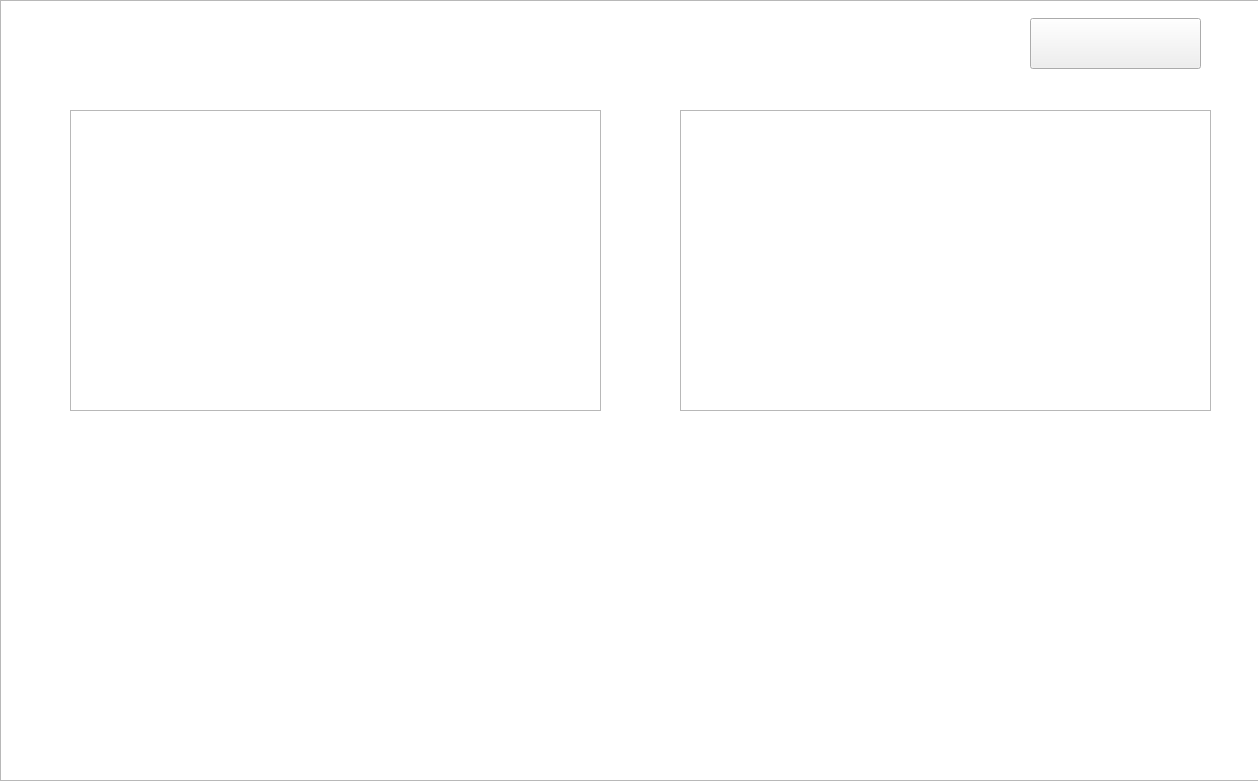
Qt form ui/resize_trainer.ui (Algostu/chungyo) before a commit.
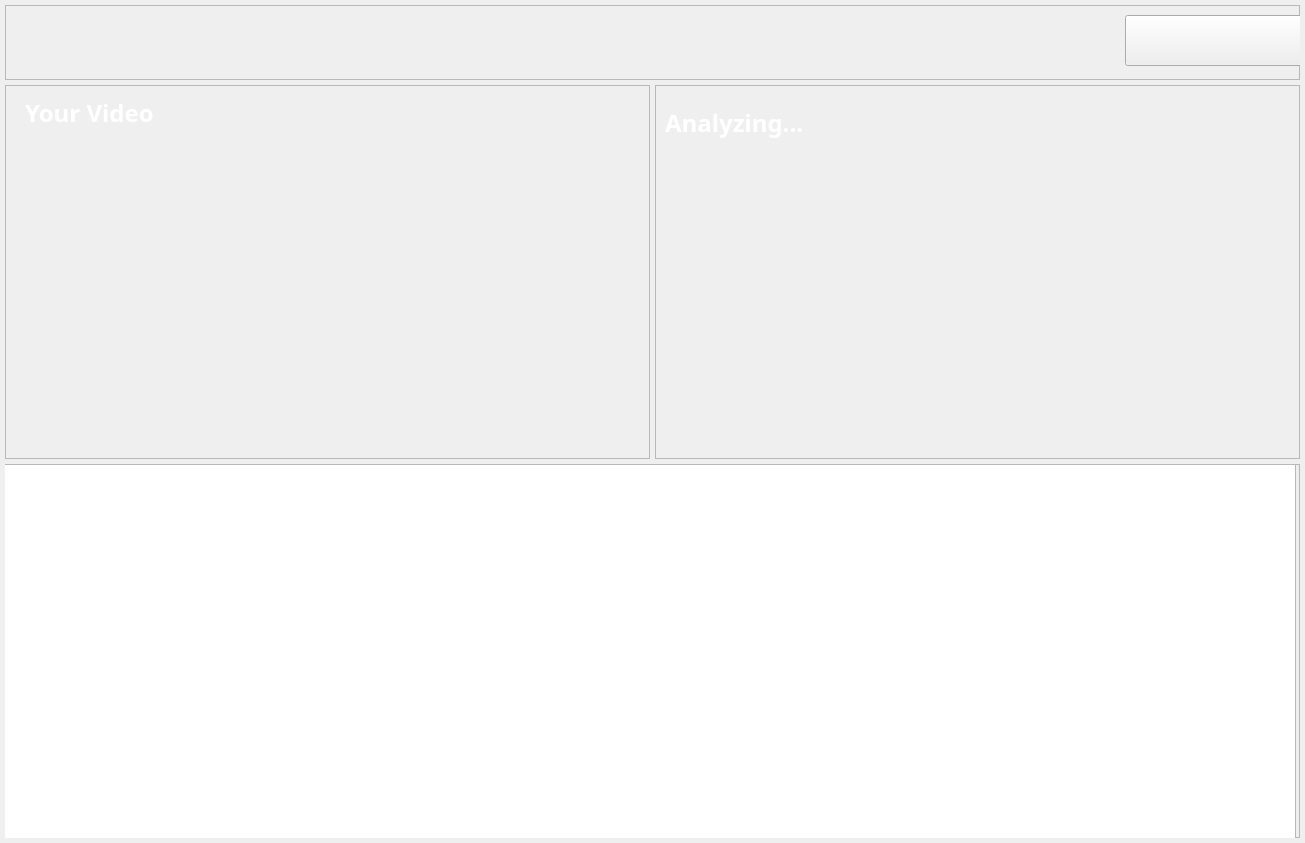
The same form after that commit. Icons and pictures are not drawn.

What changed in the file:
```diff
--- a/ui/resize_trainer.ui
+++ b/ui/resize_trainer.ui
@@ -6,8 +6,8 @@
    <rect>
     <x>0</x>
     <y>0</y>
-    <width>1258</width>
-    <height>781</height>
+    <width>1305</width>
+    <height>843</height>
    </rect>
   </property>
   <property name="windowTitle">
@@ -17,12 +17,36 @@
    <string notr="true"># background-image: url(:/overall/image/back.png);</string>
   </property>
   <widget class="QWidget" name="centralwidget">
+   <layout class="QGridLayout" name="gridLayout" rowstretch="1,5,5">
+    <property name="leftMargin">
+     <number>5</number>
+    </property>
+    <property name="topMargin">
+     <number>5</number>
+    </property>
+    <property name="rightMargin">
+     <number>5</number>
+    </property>
+    <property name="bottomMargin">
+     <number>5</number>
+    </property>
+    <property name="spacing">
+     <number>5</number>
+    </property>
+    <item row="0" column="0" colspan="2">
+     <widget class="QFrame" name="frame_4">
+      <property name="frameShape">
+       <enum>QFrame::StyledPanel</enum>
+      </property>
+      <property name="frameShadow">
+       <enum>QFrame::Raised</enum>
+      </property>
    <widget class="QLabel" name="label">
     <property name="geometry">
      <rect>
-      <x>61</x>
-      <y>19</y>
-      <width>361</width>
+         <x>20</x>
+         <y>10</y>
+         <width>331</width>
       <height>37</height>
      </rect>
     </property>
@@ -34,47 +58,39 @@
      <string/>
     </property>
    </widget>
-   <widget class="QLabel" name="label_2">
+      <widget class="QPushButton" name="home">
     <property name="geometry">
      <rect>
-      <x>61</x>
-      <y>67</y>
-      <width>555</width>
-      <height>364</height>
+         <x>1120</x>
+         <y>10</y>
+         <width>181</width>
+         <height>51</height>
      </rect>
     </property>
     <property name="styleSheet">
-     <string notr="true">border-image: url(:/overall/image/gray_rectangle.png);
-</string>
+        <string notr="true">border-image: url(:/overall/image/home.png);</string>
     </property>
     <property name="text">
      <string/>
     </property>
    </widget>
-   <widget class="QLabel" name="label_3">
-    <property name="geometry">
-     <rect>
-      <x>668</x>
-      <y>70</y>
-      <width>554</width>
-      <height>361</height>
-     </rect>
-    </property>
-    <property name="styleSheet">
-     <string notr="true">border-image: url(:/overall/image/gray_rectangle.png);
-</string>
-    </property>
-    <property name="text">
-     <string/>
-    </property>
-   </widget>
-   <widget class="QLabel" name="label_4">
+     </widget>
+    </item>
+    <item row="1" column="0">
+     <widget class="QFrame" name="frame">
+      <property name="frameShape">
+       <enum>QFrame::StyledPanel</enum>
+      </property>
+      <property name="frameShadow">
+       <enum>QFrame::Raised</enum>
+      </property>
+      <widget class="QLabel" name="origin">
     <property name="geometry">
      <rect>
-      <x>60</x>
-      <y>450</y>
-      <width>1161</width>
-      <height>321</height>
+         <x>0</x>
+         <y>0</y>
+         <width>640</width>
+         <height>360</height>
      </rect>
     </property>
     <property name="styleSheet">
@@ -88,8 +104,8 @@
    <widget class="QLabel" name="label_7">
     <property name="geometry">
      <rect>
-      <x>90</x>
-      <y>80</y>
+         <x>20</x>
+         <y>10</y>
       <width>151</width>
       <height>36</height>
      </rect>
@@ -109,12 +125,39 @@
      <string>Your Video</string>
     </property>
    </widget>
+     </widget>
+    </item>
+    <item row="1" column="1">
+     <widget class="QFrame" name="frame_2">
+      <property name="frameShape">
+       <enum>QFrame::StyledPanel</enum>
+      </property>
+      <property name="frameShadow">
+       <enum>QFrame::Raised</enum>
+      </property>
+      <widget class="QLabel" name="copy">
+       <property name="geometry">
+        <rect>
+         <x>0</x>
+         <y>0</y>
+         <width>640</width>
+         <height>360</height>
+        </rect>
+       </property>
+       <property name="styleSheet">
+        <string notr="true">border-image: url(:/overall/image/gray_rectangle.png);
+</string>
+       </property>
+       <property name="text">
+        <string/>
+       </property>
+      </widget>
    <widget class="QLabel" name="label_8">
     <property name="geometry">
      <rect>
-      <x>710</x>
-      <y>90</y>
-      <width>211</width>
+         <x>10</x>
+         <y>20</y>
+         <width>151</width>
       <height>36</height>
      </rect>
     </property>
@@ -130,14 +173,24 @@
      <string notr="true">color: rgb(255, 255, 255);</string>
     </property>
     <property name="text">
-     <string>Your Trainer</string>
-    </property>
-   </widget>
+        <string>Analyzing...</string>
+       </property>
+      </widget>
+     </widget>
+    </item>
+    <item row="2" column="0" colspan="2">
+     <widget class="QFrame" name="frame_3">
+      <property name="frameShape">
+       <enum>QFrame::StyledPanel</enum>
+      </property>
+      <property name="frameShadow">
+       <enum>QFrame::Raised</enum>
+      </property>
    <widget class="QLabel" name="label_9">
     <property name="geometry">
      <rect>
-      <x>100</x>
-      <y>460</y>
+         <x>30</x>
+         <y>10</y>
       <width>151</width>
       <height>36</height>
      </rect>
@@ -157,95 +210,24 @@
      <string>Graph</string>
     </property>
    </widget>
-   <widget class="QPushButton" name="home">
-    <property name="geometry">
-     <rect>
-      <x>1030</x>
-      <y>18</y>
-      <width>171</width>
-      <height>51</height>
-     </rect>
-    </property>
-    <property name="styleSheet">
-     <string notr="true">border-image: url(:/overall/image/home.png);</string>
-    </property>
-    <property name="text">
-     <string/>
-    </property>
-   </widget>
-   <widget class="QFrame" name="frame2">
-    <property name="geometry">
-     <rect>
-      <x>680</x>
-      <y>110</y>
-      <width>531</width>
-      <height>301</height>
-     </rect>
-    </property>
-    <property name="frameShape">
-     <enum>QFrame::StyledPanel</enum>
-    </property>
-    <property name="frameShadow">
-     <enum>QFrame::Raised</enum>
-    </property>
-   </widget>
-   <widget class="QFrame" name="frame1">
-    <property name="geometry">
-     <rect>
-      <x>70</x>
-      <y>110</y>
-      <width>531</width>
-      <height>301</height>
-     </rect>
-    </property>
-    <property name="frameShape">
-     <enum>QFrame::StyledPanel</enum>
-    </property>
-    <property name="frameShadow">
-     <enum>QFrame::Raised</enum>
-    </property>
-   </widget>
    <widget class="QListWidget" name="graph">
     <property name="geometry">
      <rect>
-      <x>110</x>
-      <y>500</y>
-      <width>1081</width>
-      <height>261</height>
-     </rect>
-    </property>
-    <property name="styleSheet">
-     <string notr="true">background-color: rgba(255, 255, 255, 0);</string>
-    </property>
-    <property name="frameShape">
-     <enum>QFrame::NoFrame</enum>
-    </property>
-   </widget>
-   <widget class="QGraphicsView" name="graphicsView">
-    <property name="geometry">
-     <rect>
-      <x>0</x>
+         <x>-20</x>
       <y>0</y>
-      <width>1271</width>
-      <height>781</height>
+         <width>1311</width>
+         <height>391</height>
      </rect>
     </property>
     <property name="styleSheet">
-     <string notr="true">background-image: url(:/overall/image/back.png);</string>
-    </property>
-   </widget>
-   <zorder>graphicsView</zorder>
-   <zorder>label</zorder>
-   <zorder>label_2</zorder>
-   <zorder>label_3</zorder>
-   <zorder>label_4</zorder>
-   <zorder>label_7</zorder>
-   <zorder>label_8</zorder>
-   <zorder>label_9</zorder>
-   <zorder>home</zorder>
-   <zorder>frame2</zorder>
-   <zorder>frame1</zorder>
+        <string notr="true">border-image: url(:/overall/image/gray_rectangle.png);</string>
+       </property>
+      </widget>
    <zorder>graph</zorder>
+      <zorder>label_9</zorder>
+     </widget>
+    </item>
+   </layout>
   </widget>
  </widget>
  <resources>
```
Left out of the diff: 4 changed lines with no effect on the pictures. Lines whose indentation alone changed are shown as unchanged.
